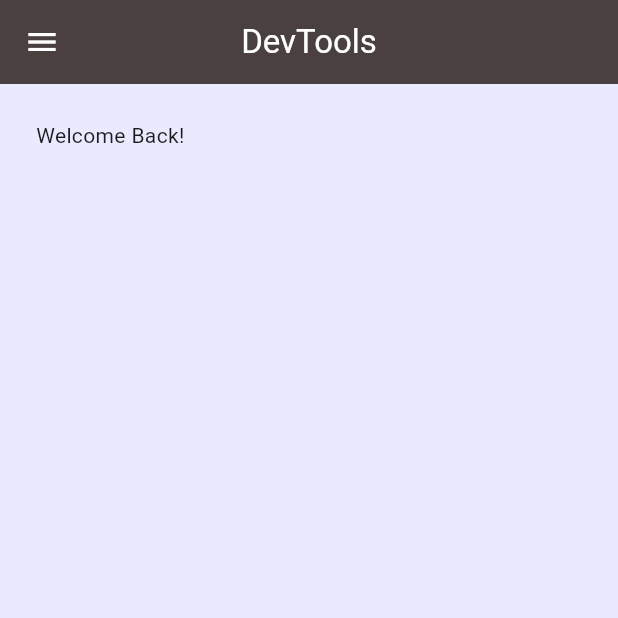
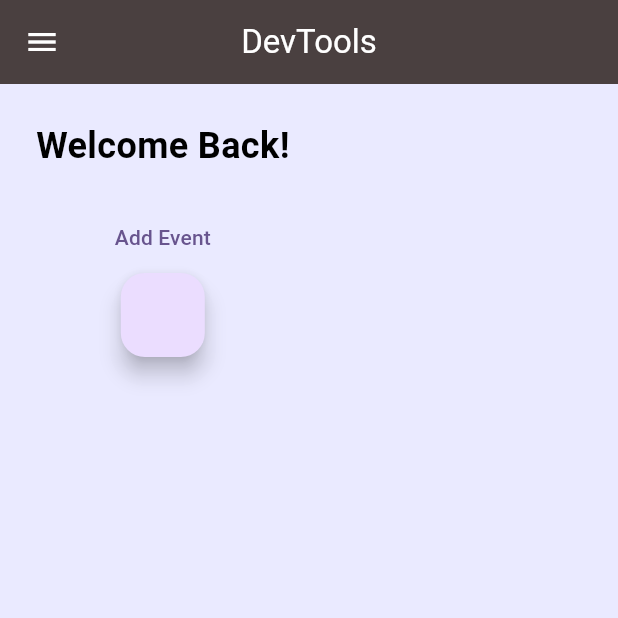
Before and after one commit to adityaphadatare45/Devtools, a Flutter app: the Homescreen screen opened directly, on a phone screen of 412 x 824 dp, the top half of it. Run offline on Flutter 3.47's test engine with Material 3 defaults, Android fonts, the phone set to English and light mode, and no system bars.

Commit message:
Added floating action button

```diff
--- a/lib/screens/homescreen.dart
+++ b/lib/screens/homescreen.dart
@@ -30,7 +30,24 @@ class Homescreen extends StatefulWidget{
         child: Column(
           crossAxisAlignment: CrossAxisAlignment.center,
           children: [
-            Text('Welcome Back!')
+            Text('Welcome Back!',
+            style: TextStyle(
+             color: Colors.black,
+             fontSize: 24,
+             fontWeight: FontWeight.bold,
+
+            ),
+            ),
+            const SizedBox(height: 20),
+            TextButton(
+              onPressed: (){},
+              child: Text("Add Event"),
+              ),
+              FloatingActionButton(
+              onPressed: (){},
+
+
+            ),
           ],
         ),
       ),
```
